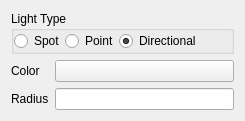
Above: Editor/src/UI/Widgets/ComponentsUI/RZELightComponentUI.ui from Pikachuxxxx/Razix before the change. Below: the same form after it.
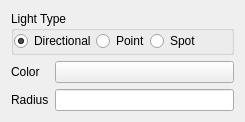
That is the form after the change.

Commit message: [Graphics] Point and Dir lights working;

What changed in the file:
```diff
--- a/Editor/src/UI/Widgets/ComponentsUI/RZELightComponentUI.ui
+++ b/Editor/src/UI/Widgets/ComponentsUI/RZELightComponentUI.ui
@@ -7,7 +7,7 @@
     <x>0</x>
     <y>0</y>
     <width>245</width>
-    <height>113</height>
+    <height>122</height>
    </rect>
   </property>
   <property name="windowTitle">
@@ -39,27 +39,39 @@
        <number>0</number>
       </property>
       <item>
-       <widget class="QRadioButton" name="Spot_rb">
-        <property name="text">
-         <string>Spot</string>
-        </property>
-       </widget>
-      </item>
-      <item>
-       <widget class="QRadioButton" name="Point_rb">
-        <property name="text">
-         <string>Point</string>
-        </property>
-       </widget>
-      </item>
-      <item>
-       <widget class="QRadioButton" name="Directoinal_rb">
+       <widget class="QRadioButton" name="Directional_rb">
         <property name="text">
          <string>Directional</string>
         </property>
         <property name="checked">
          <bool>true</bool>
         </property>
+        <attribute name="buttonGroup">
+         <string notr="true">lightTypeGroup</string>
+        </attribute>
+       </widget>
+      </item>
+      <item>
+       <widget class="QRadioButton" name="Point_rb">
+        <property name="text">
+         <string>Point</string>
+        </property>
+        <attribute name="buttonGroup">
+         <string notr="true">lightTypeGroup</string>
+        </attribute>
+       </widget>
+      </item>
+      <item>
+       <widget class="QRadioButton" name="Spot_rb">
+        <property name="text">
+         <string>Spot</string>
+        </property>
+        <property name="checked">
+         <bool>false</bool>
+        </property>
+        <attribute name="buttonGroup">
+         <string notr="true">lightTypeGroup</string>
+        </attribute>
        </widget>
       </item>
       <item>
```
Left out of the diff: 3 changed lines with no effect on the pictures. The commit also changes 35 other files.
